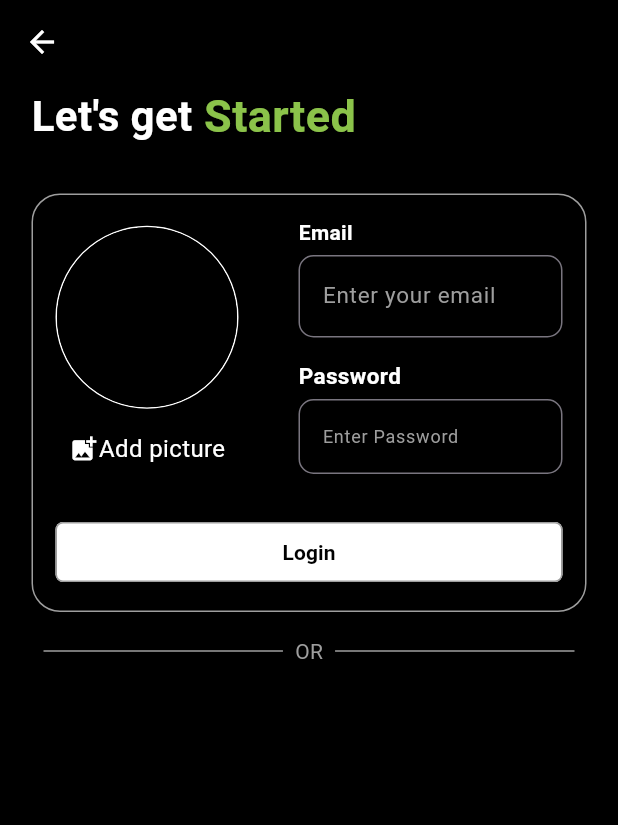
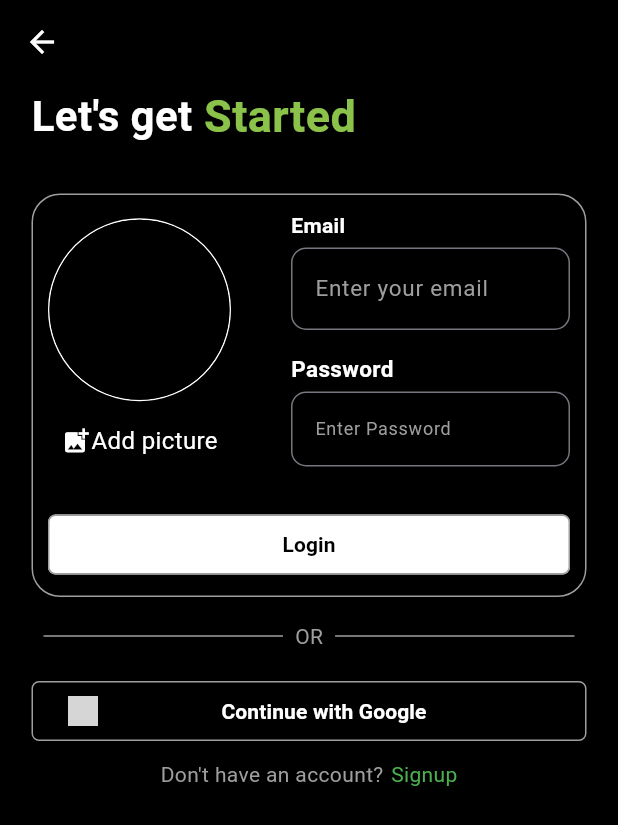
Before and after one commit to DeepakGunpal/chat-mate, a Flutter app: the screen it shows after launch, after a tap on "Signup", on a phone screen of 412 x 824 dp. Shown: the top 825 px of the screen. Run offline on Flutter 3.47's test engine with Material 3 defaults, Android fonts, the phone set to English and light mode, and no system bars; our stand-ins replace google_fonts; grey boxes are pictures that could not be loaded.

Commit message:
some design and design logic changes

```diff
--- a/lib/Screens/login.dart
+++ b/lib/Screens/login.dart
@@ -73,7 +73,7 @@ class _LoginState extends State<Login> {
                   ),
                 ],
               ),
-              const SizedBox(height: 20),
+              const SizedBox(height: 30),
               Column(
                 children: [
                   const Row(
@@ -215,7 +215,7 @@ class _LoginState extends State<Login> {
                   crossAxisAlignment: CrossAxisAlignment.center,
                   children: [
                     Padding(
-                      padding: EdgeInsets.all(0),
+                      padding: const EdgeInsets.all(0),
                       child: Image.asset(
                         "lib/assets/images/google.png",
                         width: 20,
@@ -240,7 +240,7 @@ class _LoginState extends State<Login> {
                 ),
               ),
               const SizedBox(
-                height: 5,
+                height: 8,
               ),
               // const Center(
               Row(
--- a/lib/Screens/singup.dart
+++ b/lib/Screens/singup.dart
@@ -1,3 +1,4 @@
+import 'package:chat_app/Screens/login.dart';
 import 'package:flutter/material.dart';
 
 class Singupscreen extends StatefulWidget {
@@ -7,6 +8,30 @@ class Singupscreen extends StatefulWidget {
 }
 
 class _SingupscreenState extends State<Singupscreen> {
+  _OpenSingupPage(BuildContext context) async {
+    print("Login function started");
+    Navigator.of(context).push(
+      // MaterialPageRoute(builder: (BuildContext context)=>const Login())
+      PageRouteBuilder(
+        pageBuilder: (context, animation, secondaryAnimation) => const Login(),
+        transitionsBuilder: (context, animation, secondaryAnimation, child) {
+          const begin = 0.0;
+          const end = 1.0;
+          const curve = Curves.ease;
+
+          var tween =
+              Tween(begin: begin, end: end).chain(CurveTween(curve: curve));
+          var opacityAnimation = animation.drive(tween);
+
+          return FadeTransition(
+            opacity: opacityAnimation,
+            child: child,
+          );
+        },
+      ),
+    );
+  }
+
   @override
   Widget build(BuildContext context) {
     return Scaffold(
@@ -43,7 +68,7 @@ class _SingupscreenState extends State<Singupscreen> {
               ),
               const SizedBox(height: 30),
               Container(
-                padding: const EdgeInsets.all(15),
+                padding: const EdgeInsets.all(10),
                 decoration: BoxDecoration(
                     shape: BoxShape.rectangle,
                     border: const Border(
@@ -181,7 +206,7 @@ class _SingupscreenState extends State<Singupscreen> {
                         backgroundColor: Colors.white,
                         // foregroundColor: Colors.white,
                         shape: RoundedRectangleBorder(
-                          side: BorderSide(color: Colors.grey),
+                          side: const BorderSide(color: Colors.grey),
                           borderRadius: BorderRadius.circular(5),
                           // Adjust the radius as needed
                         ),
@@ -223,7 +248,73 @@ class _SingupscreenState extends State<Singupscreen> {
                     ),
                   ],
                 ),
-              )
+              ),
+              ElevatedButton(
+                onPressed: () {},
+                style: ElevatedButton.styleFrom(
+                  backgroundColor: Colors.black,
+                  shape: RoundedRectangleBorder(
+                    borderRadius: BorderRadius.circular(5),
+                    side: const BorderSide(
+                      color: Colors.grey,
+                      strokeAlign: BorderSide.strokeAlignInside,
+                    ),
+                  ),
+                ),
+                child: Row(
+                  mainAxisAlignment: MainAxisAlignment.start,
+                  crossAxisAlignment: CrossAxisAlignment.center,
+                  children: [
+                    Padding(
+                      padding: const EdgeInsets.all(0),
+                      child: Image.asset(
+                        "lib/assets/images/google.png",
+                        width: 20,
+                        height: 20,
+                      ),
+                    ),
+
+                    // Add spacing between the icon and text
+                    const Expanded(
+                      // child: Center(
+                      child: Text(
+                        "Continue with Google",
+                        textAlign: TextAlign.center,
+                        style: TextStyle(
+                          color: Colors.white,
+                          fontWeight: FontWeight.bold,
+                        ),
+                      ),
+                    ),
+                    // ),
+                  ],
+                ),
+              ),
+              const SizedBox(
+                height: 8,
+              ),
+              Row(
+                mainAxisAlignment:
+                    MainAxisAlignment.center, // Center the content horizontally
+                children: [
+                  const Text(
+                    "Don't have an account?",
+                    textAlign: TextAlign.center,
+                    style: TextStyle(color: Colors.grey),
+                  ),
+                  const SizedBox(
+                      width: 5), // Add spacing between texts if needed
+                  GestureDetector(
+                    onTap: () {
+                      _OpenSingupPage(context);
+                    },
+                    child: const Text(
+                      "Signup",
+                      style: TextStyle(color: Colors.green),
+                    ),
+                  ),
+                ],
+              ),
             ],
           ),
         ),
--- a/lib/Screens/splashscreen.dart
+++ b/lib/Screens/splashscreen.dart
@@ -42,9 +42,9 @@ class SplashScreenState extends State<SplashScreen>
   }
 
   _OpenLoginPage(BuildContext context, String pageName) async {
-    Widget page = Login();
+    Widget page = const Login();
     if (pageName == "Signup") {
-      page = Singupscreen();
+      page = const Singupscreen();
     }
     print("Login function started");
     Navigator.of(context).push(
```
